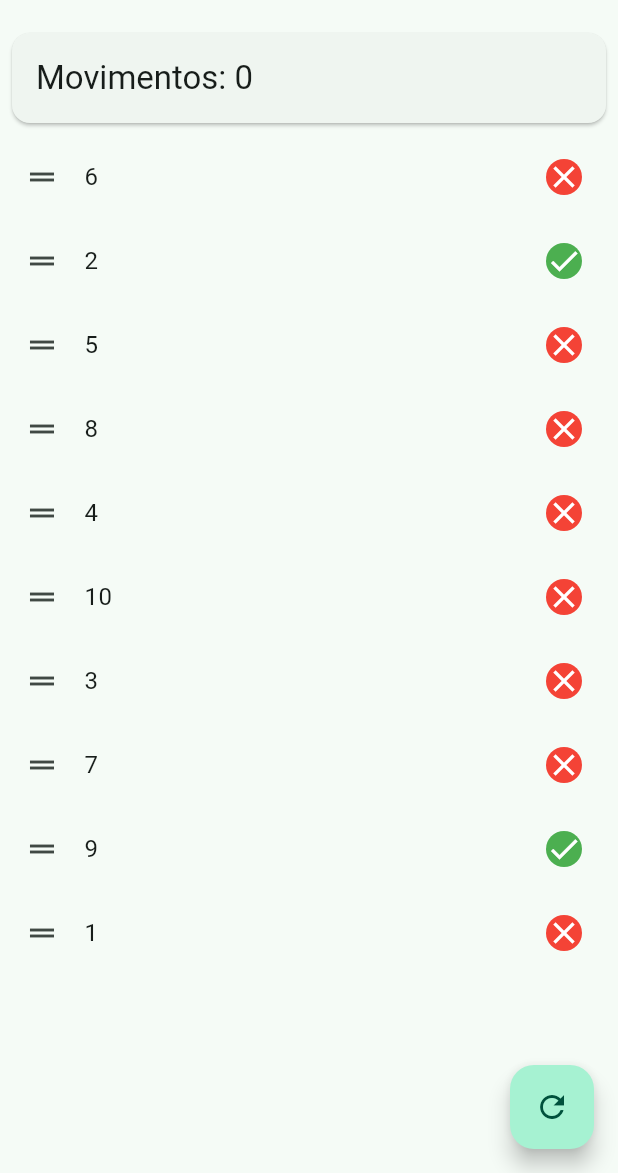
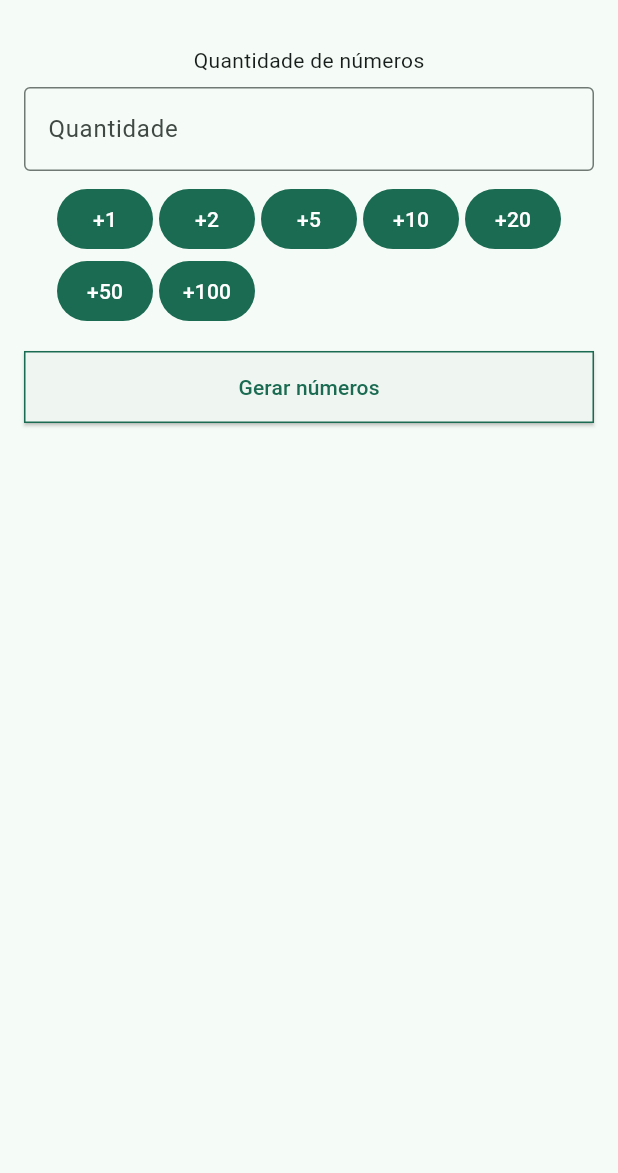
Before and after one commit to DouglasValerio/RandomNumbersApp, a Flutter app: the screen it shows after launch, on a phone screen of 412 x 824 dp, the part 63-1236 px from its top. Run offline on Flutter 3.47's test engine with Material 3 defaults, Android fonts, the phone set to English and light mode, and no system bars; our stand-ins replace get_it.

```diff
--- a/lib/views/homepage.dart
+++ b/lib/views/homepage.dart
@@ -1,7 +1,10 @@
 import 'package:flutter/material.dart';
 import 'package:provider/provider.dart';
-import 'package:random_number_app/dependency_injection.dart';
+
 import 'package:random_number_app/view_model/homepage_view_model.dart';
+import 'package:random_number_app/views/widgets/homepage_actions.dart';
+import 'package:random_number_app/views/widgets/list_item_widget.dart';
+import 'package:random_number_app/views/widgets/number_input_widget.dart';
 
 class Homepage extends StatefulWidget {
   const Homepage({super.key});
@@ -14,9 +17,6 @@ class _HomepageState extends State<Homepage> {
   @override
   void initState() {
     super.initState();
-    Future.microtask(() {
-      injector<HomepageViewModel>().generateNumbers(10);
-    });
   }
 
   @override
@@ -24,57 +24,47 @@ class _HomepageState extends State<Homepage> {
     return Scaffold(
       appBar: AppBar(
         title: const Text('Random Numbers'),
-
       ),
       body: Consumer<HomepageViewModel>(builder: (context, viewModel, child) {
         if (viewModel.numbers.isEmpty) {
-          return const Center(child: CircularProgressIndicator());
+          return NumberInputWidget(
+            onInputComplete: viewModel.generateNumbers,
+          );
         }
         if (viewModel.isOrdered) {
-         WidgetsBinding.instance.addPostFrameCallback((_) {
-            ScaffoldMessenger.of(context).showSnackBar(const SnackBar(
-              content: Text('Parabéns! Você ordenou a lista!'),
-            ));
+          WidgetsBinding.instance.addPostFrameCallback((_) {
+            if (mounted) {
+              showDialog(
+                context: context,
+                builder: (_) => AlertDialog(
+                  title: const Text("Validação"),
+                  content: Text(
+                      "Parabéns, você ordenou a lista em ${viewModel.moveCount} movimentos"),
+                  actions: [
+                    TextButton(
+                        onPressed: () {
+                          Navigator.of(context).pop();
+                        },
+                        child: const Text('OK')),
+                  ],
+                ),
+              );
+            }
           });
         }
         return ReorderableListView.builder(
-            header: Card(
-            margin: const EdgeInsets.all(8.0),
-            child: Padding(
-              padding: const EdgeInsets.all(16.0),
-              child: Text(
-              'Movimentos: ${viewModel.moveCount}',
-              style: Theme.of(context).textTheme.titleLarge,
-              ),
-            ),
-            ),
             itemCount: viewModel.numbers.length,
             onReorder: viewModel.reorderNumbers,
             itemBuilder: (context, index) {
               final value = viewModel.numbers[index];
               final isPositionCorrect = value == index + 1;
-              return ListTile(
-                leading: const Icon(Icons.drag_handle),
-                style: ListTileStyle.list,
-                key: ValueKey(value),
-                trailing: DecoratedBox(
-                    decoration: BoxDecoration(
-                        color: isPositionCorrect ? Colors.green : Colors.red,
-                        shape: BoxShape.circle),
-                    child: Icon(
-                      isPositionCorrect ? Icons.check : Icons.close,
-                      color: Colors.white,
-                    )),
-                title: Text(value.toString()),
-              );
+              return ListItemWidget(
+                  key: ValueKey(index),
+                  value: value,
+                  isPositionCorrect: isPositionCorrect);
             });
       }),
-      floatingActionButton: FloatingActionButton(
-        onPressed: () {
-          injector<HomepageViewModel>().generateNumbers(10);
-        },
-        child: const Icon(Icons.refresh),
-      ),
+      bottomNavigationBar: const HomepageActions(),
     );
   }
 }
--- /dev/null
+++ b/lib/views/widgets/increment_widget.dart
@@ -0,0 +1,29 @@
+// ignore_for_file: public_member_api_docs, sort_constructors_first
+
+import 'package:flutter/material.dart';
+
+class IncrementWidget extends StatelessWidget {
+  final Function(int) onIncrement;
+  const IncrementWidget({
+    super.key,
+    required this.onIncrement,
+  });
+
+  @override
+  Widget build(BuildContext context) {
+    return Wrap(
+      spacing: 4.0,
+      children: [1, 2, 5, 10, 20, 50, 100]
+          .map((i) => TextButton(
+            style: TextButton.styleFrom(
+              backgroundColor: Theme.of(context).colorScheme.primary,
+              foregroundColor: Theme.of(context).colorScheme.onPrimary,
+            ),
+              onPressed: () {
+                onIncrement(i);
+              },
+              child: Text("+$i")))
+          .toList(),
+    );
+  }
+}
--- /dev/null
+++ b/lib/views/widgets/number_input_widget.dart
@@ -0,0 +1,70 @@
+// ignore_for_file: public_member_api_docs, sort_constructors_first
+
+import 'package:flutter/material.dart';
+import 'package:random_number_app/views/widgets/increment_widget.dart';
+
+class NumberInputWidget extends StatelessWidget {
+  final Function(int) onInputComplete;
+  NumberInputWidget({
+    super.key,
+    required this.onInputComplete,
+  });
+  final TextEditingController controller = TextEditingController();
+
+  @override
+  Widget build(BuildContext context) {
+    return Container(
+      padding: const EdgeInsets.all(16.0),
+      child: Column(
+        mainAxisSize: MainAxisSize.min,
+        children: [
+          const Text('Quantidade de números'),
+          const SizedBox(height: 8.0),
+          TextField(
+            controller: controller,
+            decoration: const InputDecoration(
+              border: OutlineInputBorder(),
+              labelText: 'Quantidade',
+            ),
+            keyboardType: TextInputType.number,
+            onSubmitted: (value) {
+              final quantity = int.tryParse(value);
+              if (quantity != null) {
+                onInputComplete(quantity);
+              }
+            },
+          ),
+          const SizedBox(height: 8.0),
+          IncrementWidget(
+            onIncrement: (p0) {
+              controller.text =
+                  ((int.tryParse(controller.text) ?? 0) + p0).toString();
+            },
+          ),
+          const SizedBox(height: 16.0),
+          ElevatedButton(
+              style: ElevatedButton.styleFrom(
+                minimumSize: const Size(double.infinity, 48),
+                side: BorderSide(color: Theme.of(context).colorScheme.primary),
+                shape: RoundedRectangleBorder(
+                  borderRadius: BorderRadius.circular(0),
+                ),
+              ),
+              onPressed: () {
+                final quantity = int.tryParse(controller.text);
+                if (quantity != null) {
+                  onInputComplete(quantity);
+                }else{
+                  ScaffoldMessenger.of(context).showSnackBar(const SnackBar(
+                    content: Text('Digite um número válido'),
+                  ));
+                }
+              },
+              child: const Text(
+                'Gerar números',
+              )),
+        ],
+      ),
+    );
+  }
+}
--- a/pubspec.yaml
+++ b/pubspec.yaml
@@ -49,6 +49,8 @@ dev_dependencies:
   # package. See that file for information about deactivating specific lint
   # rules and activating additional ones.
   flutter_lints: ^4.0.0
+  integration_test:
+    sdk: flutter
 
 # For information on the generic Dart part of this file, see the
 # following page: https://dart.dev/tools/pub/pubspec
```
Also changed, not shown: lib/view_model/homepage_view_model.dart (+11 -0 lines), lib/views/widgets/homepage_actions.dart (added, +87 -0 lines), lib/views/widgets/list_item_widget.dart (added, +49 -0 lines), pubspec.lock, 5 other files.
